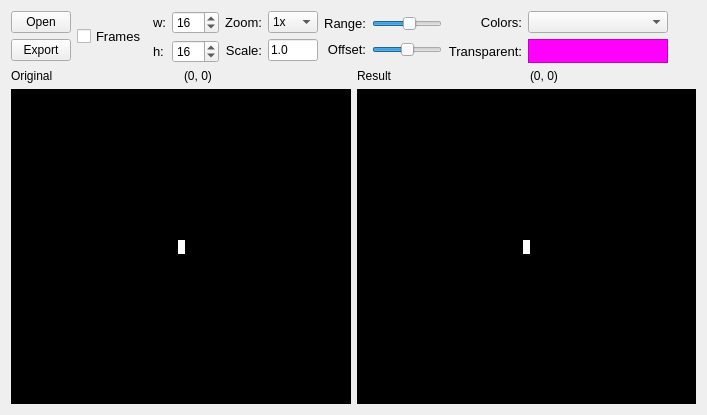
Old version of the form src/imageconverterdialog.ui in the repository lamestation/lsimage.
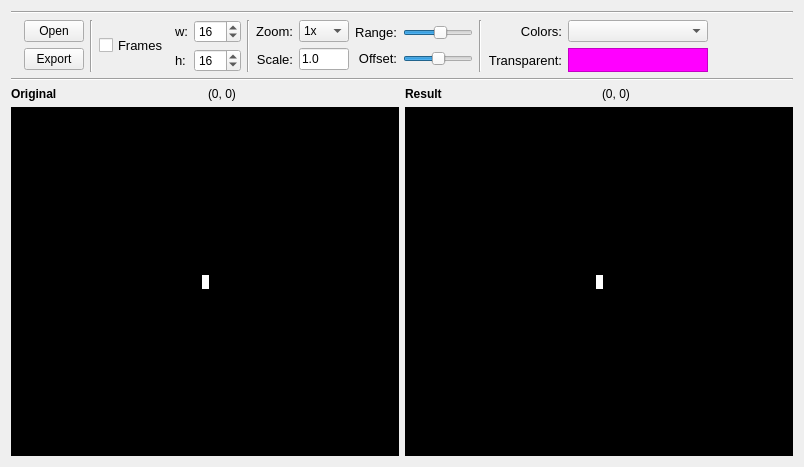
New version of the form. Icons and pictures are not drawn. Custom widgets are drawn as their Qt base class.

Commit message: Add some pretty things to interface.

Patch:
```diff
--- a/src/imageconverterdialog.ui
+++ b/src/imageconverterdialog.ui
@@ -6,8 +6,8 @@
    <rect>
     <x>0</x>
     <y>0</y>
-    <width>707</width>
-    <height>415</height>
+    <width>804</width>
+    <height>467</height>
    </rect>
   </property>
   <property name="focusPolicy">
@@ -17,8 +17,31 @@
    <string>Image Converter</string>
   </property>
   <layout class="QVBoxLayout" name="verticalLayout_5">
+   <item>
+    <widget class="Line" name="line_5">
+     <property name="orientation">
+      <enum>Qt::Horizontal</enum>
+     </property>
+    </widget>
+   </item>
    <item>
     <layout class="QHBoxLayout" name="horizontalLayout_7">
+     <item>
+      <widget class="QLabel" name="logo">
+       <property name="maximumSize">
+        <size>
+         <width>64</width>
+         <height>64</height>
+        </size>
+       </property>
+       <property name="pixmap">
+        <pixmap resource="../icons/icons.qrc">:/icons/lsimage/img.png</pixmap>
+       </property>
+       <property name="scaledContents">
+        <bool>true</bool>
+       </property>
+      </widget>
+     </item>
      <item>
       <layout class="QVBoxLayout" name="verticalLayout_6">
        <item>
@@ -73,6 +96,13 @@
        </item>
       </layout>
      </item>
+     <item>
+      <widget class="Line" name="line">
+       <property name="orientation">
+        <enum>Qt::Vertical</enum>
+       </property>
+      </widget>
+     </item>
      <item>
       <layout class="QHBoxLayout" name="horizontalLayout_2">
        <item>
@@ -174,6 +204,13 @@
          </item>
         </layout>
        </item>
+       <item>
+        <widget class="Line" name="line_2">
+         <property name="orientation">
+          <enum>Qt::Vertical</enum>
+         </property>
+        </widget>
+       </item>
       </layout>
      </item>
      <item>
@@ -205,7 +242,7 @@
           <string>Zoom in and out.</string>
          </property>
          <property name="currentText">
-          <string>4x</string>
+          <string>1x</string>
          </property>
          <item>
           <property name="text">
@@ -403,6 +440,13 @@
        </item>
       </layout>
      </item>
+     <item>
+      <widget class="Line" name="line_3">
+       <property name="orientation">
+        <enum>Qt::Vertical</enum>
+       </property>
+      </widget>
+     </item>
      <item>
       <layout class="QGridLayout" name="gridLayout_4">
        <item row="0" column="0">
@@ -932,6 +976,13 @@
      </item>
     </layout>
    </item>
+   <item>
+    <widget class="Line" name="line_4">
+     <property name="orientation">
+      <enum>Qt::Horizontal</enum>
+     </property>
+    </widget>
+   </item>
    <item>
     <layout class="QHBoxLayout" name="horizontalLayout_6">
      <item>
@@ -940,6 +991,12 @@
         <layout class="QHBoxLayout" name="horizontalLayout">
          <item>
           <widget class="QLabel" name="originalTitle">
+           <property name="font">
+            <font>
+             <weight>75</weight>
+             <bold>true</bold>
+            </font>
+           </property>
            <property name="text">
             <string>Original</string>
            </property>
@@ -1031,8 +1088,8 @@
            <rect>
             <x>0</x>
             <y>0</y>
-            <width>337</width>
-            <height>291</height>
+            <width>385</width>
+            <height>325</height>
            </rect>
           </property>
           <layout class="QVBoxLayout" name="verticalLayout_3">
@@ -1538,6 +1595,12 @@
         <layout class="QHBoxLayout" name="horizontalLayout_3">
          <item>
           <widget class="QLabel" name="resultTitle">
+           <property name="font">
+            <font>
+             <weight>75</weight>
+             <bold>true</bold>
+            </font>
+           </property>
            <property name="text">
             <string>Result</string>
            </property>
@@ -1629,8 +1692,8 @@
            <rect>
             <x>0</x>
             <y>0</y>
-            <width>336</width>
-            <height>291</height>
+            <width>385</width>
+            <height>325</height>
            </rect>
           </property>
           <layout class="QVBoxLayout" name="verticalLayout_2">
```
Left out of the diff: 10 changed lines with no effect on the pictures. The commit also changes 3 other files.
